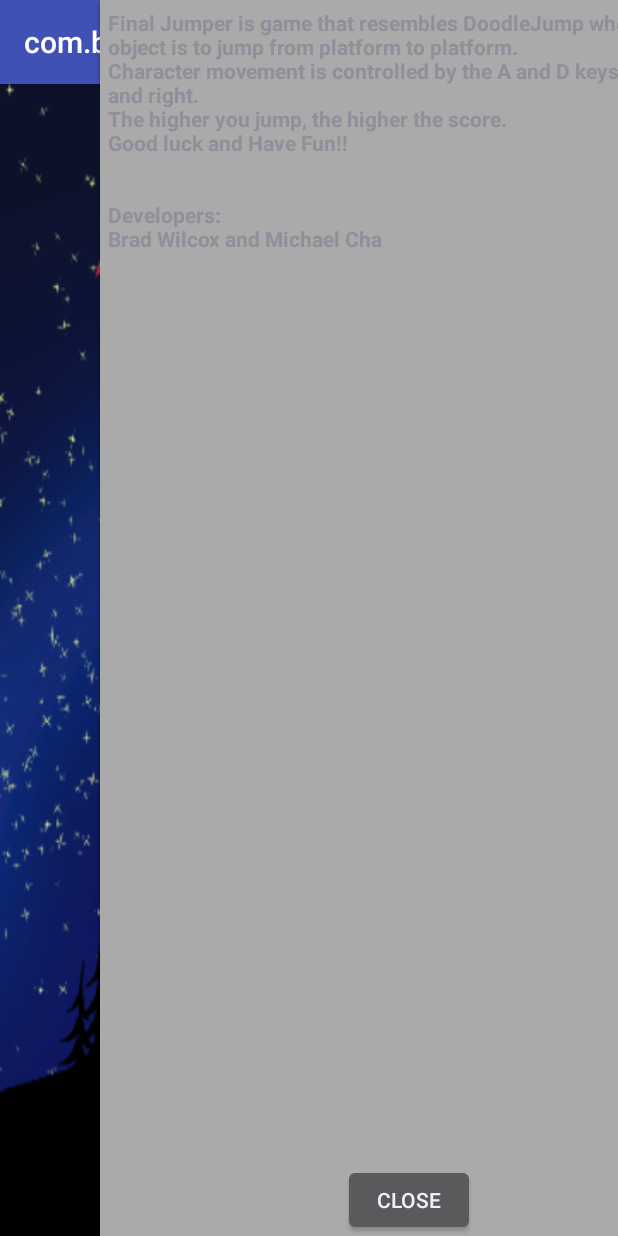
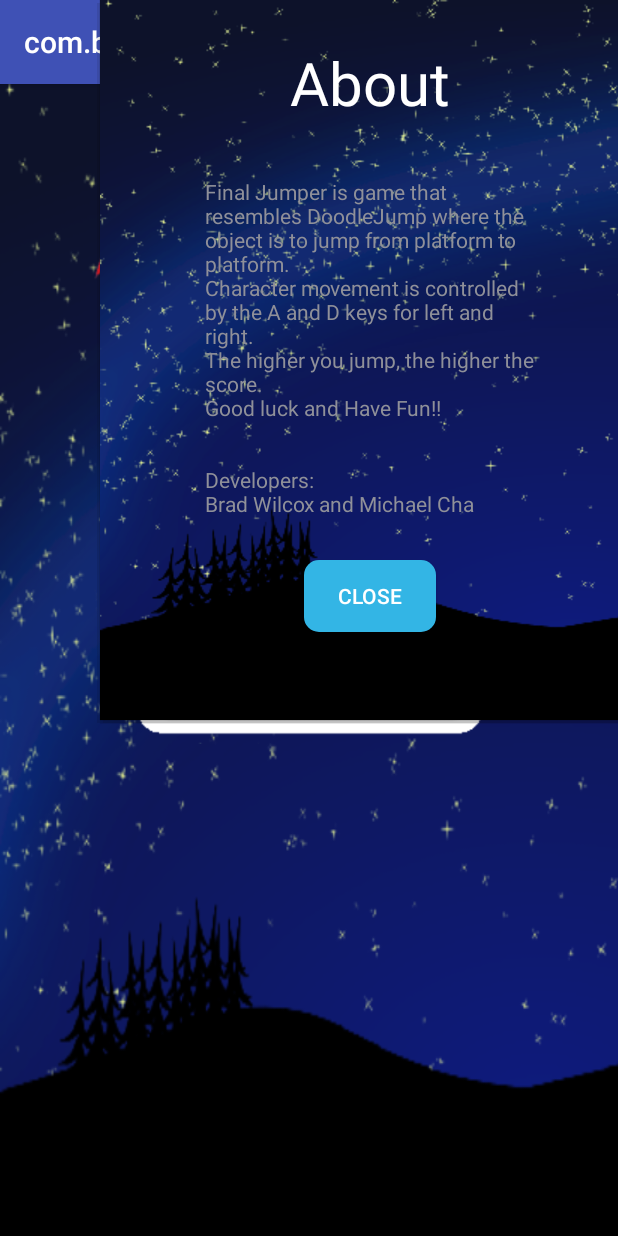
Before and after one commit to thatbr4d/FinalJumper, an Android app: the screen it shows after launch (Start), after a tap on "ABOUT", on a phone screen of 412 x 824 dp. Run offline under Robolectric (Android 15) with nearby library versions, the phone set to English and light mode, and no system bars.

Commit message:
about update

```diff
--- a/app/src/main/java/com/bradleywilcox/finaljumper/Score.java
+++ b/app/src/main/java/com/bradleywilcox/finaljumper/Score.java
@@ -52,9 +52,8 @@ public class Score extends GameObject {
         if(this.score > highscore){
             Data.HighScore = this.score;
 
-            if(highscore > 0)
-                gameHigh(true);
-
+            //if(highscore > 0)
+            gameHigh(true);
             counter+=1;
         }
         else
--- a/app/src/main/java/com/bradleywilcox/finaljumper/Start.java
+++ b/app/src/main/java/com/bradleywilcox/finaljumper/Start.java
@@ -18,9 +18,8 @@ import android.widget.TextView;
 
 public class Start extends AppCompatActivity implements View.OnClickListener {
 
-    public TextView txt1, txtPop;
+    public TextView txt1, txtPop, txtPop2;
     public Button butt1, butt2, buttPop;
-    public MediaPlayer intro;
 
     @Override
     protected void onCreate(Bundle savedInstanceState) {
@@ -33,17 +32,12 @@ public class Start extends AppCompatActivity implements View.OnClickListener {
 
         butt1.setOnClickListener(this);
         butt2.setOnClickListener(this);
-        intro = MediaPlayer.create(this, R.raw.intro);
-        intro.start();
-        intro.setLooping(true);
 
     }
 
     @Override
     public void onClick(View v)
     {
-
-        intro.release();
 
         if(v==butt1) {
             Intent intent = new Intent(this, MainActivity.class);
@@ -69,7 +63,8 @@ public class Start extends AppCompatActivity implements View.OnClickListener {
                 RelativeLayout.LayoutParams.WRAP_CONTENT);
 
         buttPop = (Button) popupView.findViewById(R.id.buttonPopClose);
-        txtPop = (TextView) popupView.findViewById(R.id.textView2);
+        txtPop = (TextView) popupView.findViewById(R.id.textViewAboutPop);
+        txtPop2 = (TextView) popupView.findViewById(R.id.textViewAboutPop2);
         popupWindow.showAtLocation(butt2, 150, 100, 0);
 
         buttPop.setOnClickListener(new Button.OnClickListener(){
--- a/app/src/main/res/layout/about_pop.xml
+++ b/app/src/main/res/layout/about_pop.xml
@@ -1,25 +1,47 @@
 <?xml version="1.0" encoding="utf-8"?>
 <RelativeLayout xmlns:android="http://schemas.android.com/apk/res/android"
-    android:layout_width="wrap_content"
-    android:layout_height="220dp"
-    android:background="@android:color/darker_gray"
-    android:layout_margin="15dp">
+    xmlns:app="http://schemas.android.com/apk/res-auto"
+    android:layout_width="match_parent"
+    android:layout_height="match_parent"
+    android:background="@drawable/nightscape2">
 
+    <ImageView
+        android:layout_width="wrap_content"
+        android:layout_height="wrap_content"
+        app:srcCompat="@drawable/pause_menu1"
+        android:layout_centerHorizontal="true"
+        android:layout_marginTop="14dp"
+        android:id="@+id/imageView3" />
+
+    <TextView
+        android:text="About"
+        android:textSize="40sp"
+        android:textColor="@android:color/white"
+        android:layout_width="wrap_content"
+        android:layout_height="wrap_content"
+        android:layout_marginTop="14dp"
+        android:id="@+id/textViewAboutPop"
+        android:layout_alignTop="@+id/imageView3"
+        android:layout_centerHorizontal="true" />
 
     <TextView
         android:text="@string/about"
-        android:layout_width="wrap_content"
+        android:layout_width="220dp"
         android:layout_height="wrap_content"
-        android:layout_alignParentStart="true"
-        android:layout_margin="5dp"
-        android:textStyle="bold"
-        android:id="@+id/textView2" />
+        android:layout_below="@+id/textViewAboutPop"
+        android:layout_centerHorizontal="true"
+        android:layout_marginTop="36dp"
+        android:id="@+id/textViewAboutPop2" />
 
     <Button
         android:text="Close"
         android:layout_width="wrap_content"
         android:layout_height="wrap_content"
-        android:id="@+id/buttonPopClose"
-        android:layout_alignParentBottom="true"
-        android:layout_centerHorizontal="true" />
+        android:background="@drawable/roundbutton"
+        android:textColor="@android:color/white"
+        android:layout_below="@+id/textViewAboutPop2"
+        android:layout_centerHorizontal="true"
+        android:layout_marginTop="28dp"
+        android:id="@+id/buttonPopClose" />
+
 </RelativeLayout>
--- a/app/src/main/res/layout/lose.xml
+++ b/app/src/main/res/layout/lose.xml
@@ -1,7 +1,8 @@
 <?xml version="1.0" encoding="utf-8"?>
 <RelativeLayout xmlns:android="http://schemas.android.com/apk/res/android"
     xmlns:app="http://schemas.android.com/apk/res-auto"
-    android:layout_width="match_parent" android:layout_height="match_parent">
+    android:layout_width="match_parent"
+    android:layout_height="match_parent">
 
     <ImageView
         android:layout_width="wrap_content"
@@ -14,7 +15,7 @@
 
     <TextView
         android:text="GameOver"
-        android:textSize="30dp"
+        android:textSize="30sp"
         android:textColor="@android:color/white"
         android:textStyle="bold"
         android:layout_width="wrap_content"
@@ -30,7 +31,7 @@
         android:layout_width="150dp"
         android:layout_height="70dp"
         android:textColor="@android:color/white"
-        android:textSize="25dp"
+        android:textSize="25sp"
         android:background="@drawable/roundbutton"
         android:layout_marginTop="96dp"
         android:id="@+id/buttonOver"
@@ -43,7 +44,7 @@
         android:layout_width="150dp"
         android:layout_height="70dp"
         android:textColor="@android:color/white"
-        android:textSize="25dp"
+        android:textSize="25sp"
         android:background="@drawable/roundbutton"
         android:layout_below="@+id/buttonOver"
         android:layout_centerHorizontal="true"
```
